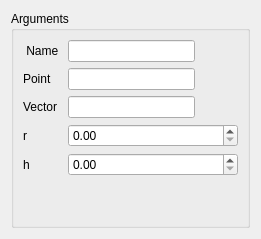
Old version of the form src/HEXABLOCKGUI/Cylinder_QTD.ui in the repository SalomePlatform/hexablock.
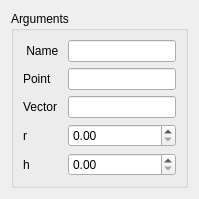
New version of the form.

```diff
--- a/src/HEXABLOCKGUI/Cylinder_QTD.ui
+++ b/src/HEXABLOCKGUI/Cylinder_QTD.ui
@@ -6,10 +6,16 @@
    <rect>
     <x>0</x>
     <y>0</y>
-    <width>261</width>
-    <height>239</height>
+    <width>199</width>
+    <height>199</height>
    </rect>
   </property>
+  <property name="sizePolicy">
+   <sizepolicy hsizetype="Preferred" vsizetype="Fixed">
+    <horstretch>0</horstretch>
+    <verstretch>0</verstretch>
+   </sizepolicy>
+  </property>
   <property name="windowTitle">
    <string>Cylinder Construction</string>
   </property>
```
